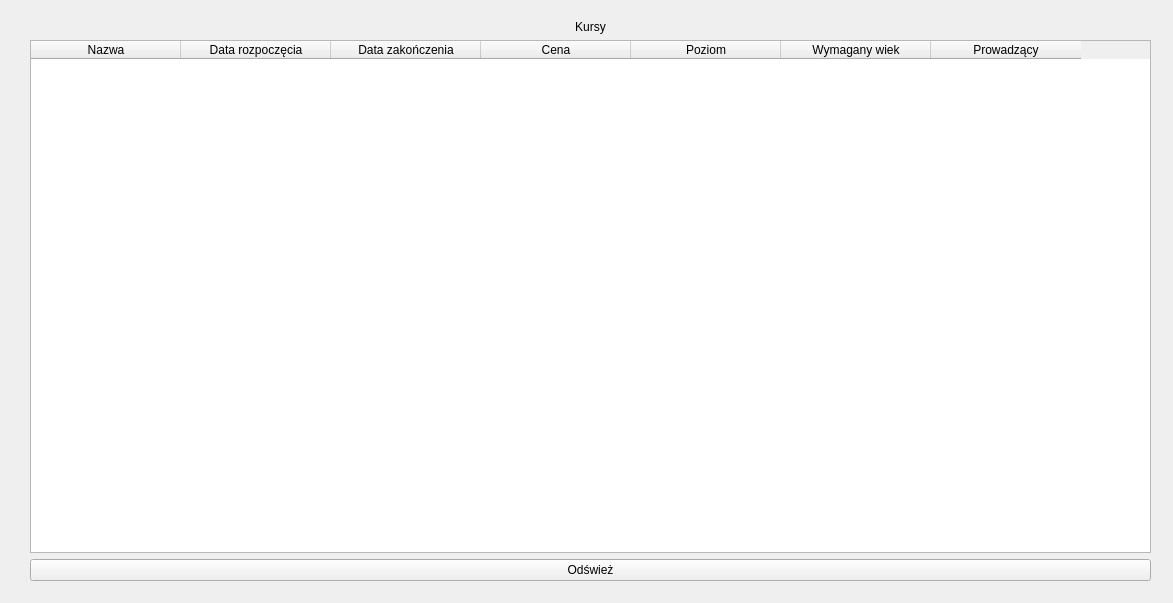
First picture: the form in tableedit_kursy_student.ui, repository aleksanderkalenbach/IO_2020_2021_ASP, before the edit.
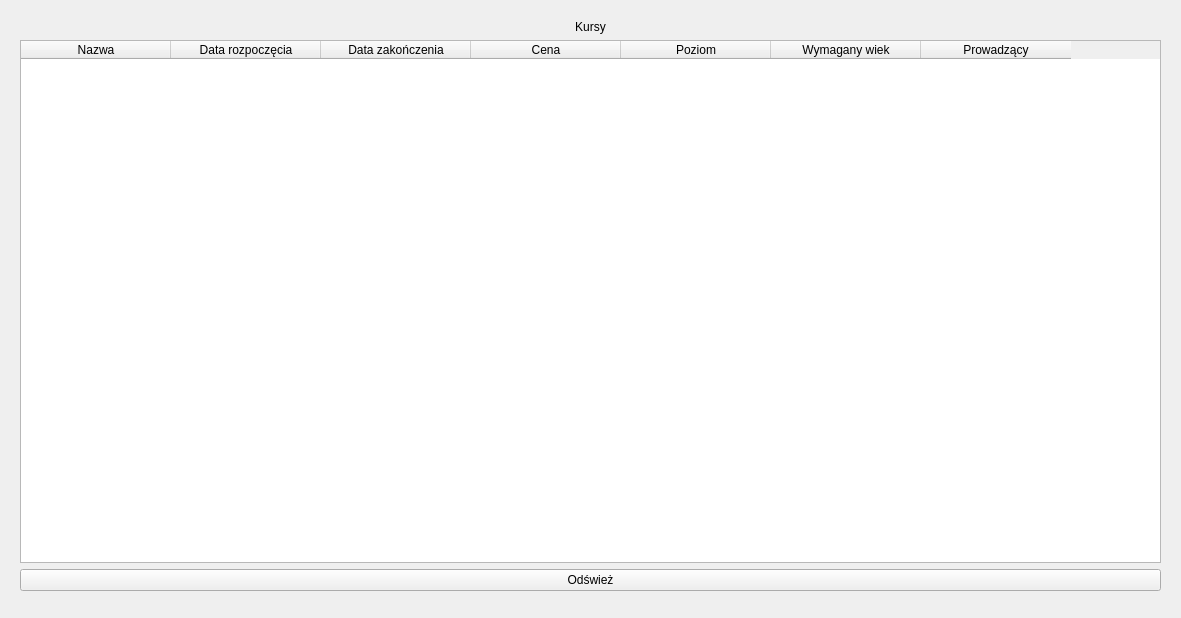
Second picture: the form after the edit.

```diff
--- a/tableedit_kursy_student.ui
+++ b/tableedit_kursy_student.ui
@@ -6,20 +6,26 @@
    <rect>
     <x>0</x>
     <y>0</y>
-    <width>1173</width>
-    <height>603</height>
+    <width>1181</width>
+    <height>618</height>
    </rect>
   </property>
+  <property name="sizePolicy">
+   <sizepolicy hsizetype="Fixed" vsizetype="Fixed">
+    <horstretch>0</horstretch>
+    <verstretch>0</verstretch>
+   </sizepolicy>
+  </property>
   <property name="windowTitle">
    <string>Form</string>
   </property>
   <widget class="QWidget" name="layoutWidget">
    <property name="geometry">
     <rect>
-     <x>30</x>
+     <x>20</x>
      <y>20</y>
-     <width>1121</width>
-     <height>561</height>
+     <width>1141</width>
+     <height>571</height>
     </rect>
    </property>
    <layout class="QGridLayout" name="gridLayout_3">
```
